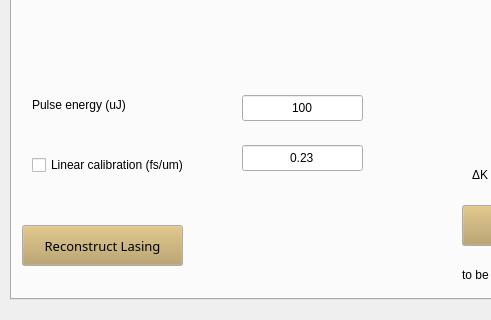
The window that gui.ui (pdijksta/PassiveWFMeasurement) describes before a commit, drawn with Qt 5; both pictures show x 0 to 491 and y 411 to 731 of the 962 by 873 pixel window.
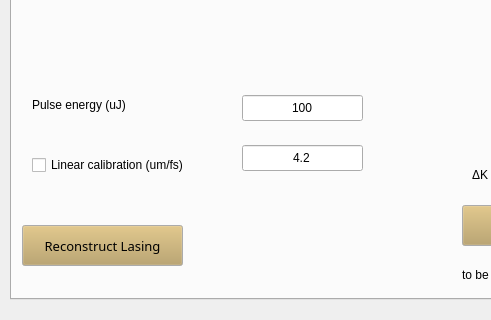
The same window after the commit.

Commit message: inverted calibration constant

```diff
--- a/gui.ui
+++ b/gui.ui
@@ -2650,7 +2650,7 @@
        </rect>
       </property>
       <property name="text">
-       <string>0.23</string>
+       <string>4.2</string>
       </property>
       <property name="alignment">
        <set>Qt::AlignCenter</set>
@@ -2666,7 +2666,7 @@
        </rect>
       </property>
       <property name="text">
-       <string>Linear calibration (fs/um)</string>
+       <string>Linear calibration (um/fs)</string>
       </property>
       <property name="checked">
        <bool>false</bool>
```
The commit also changes 1 other file.
